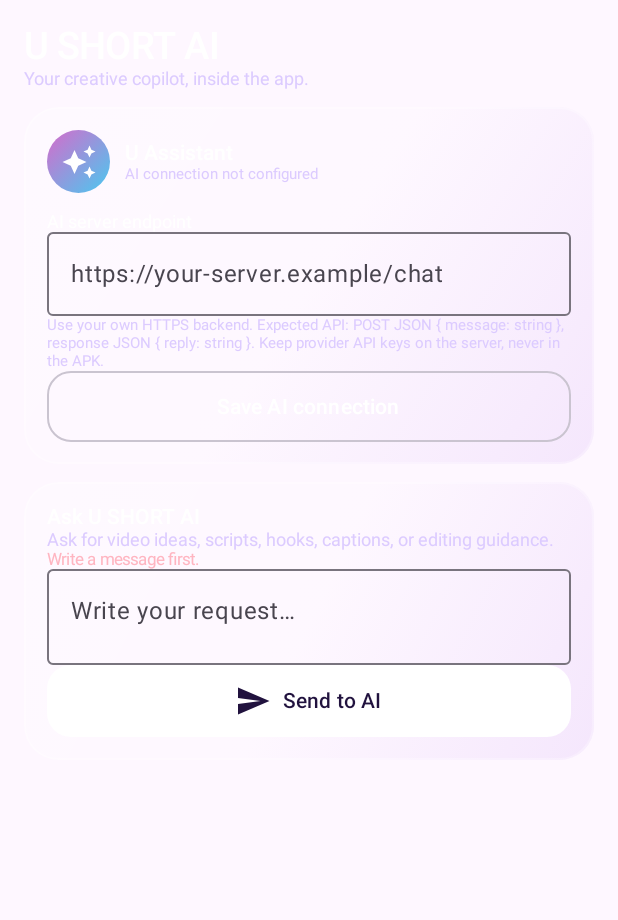
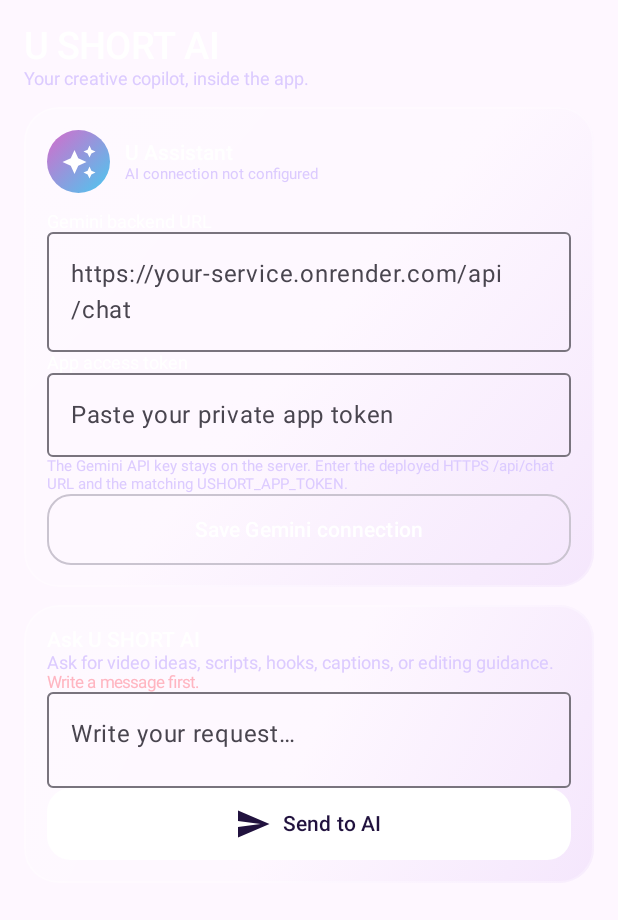
Before and after one commit to hb986/U-Short-, an Android app built with Jetpack Compose: the composable AssistantScreen shown on its own in the app's theme, after a tap on "Send to AI", on a phone screen of 412 x 824 dp. Shown: the top 920 px of the screen. Run offline under Robolectric (Android 15) with nearby library versions, the phone set to English and light mode, and no system bars; 1 other tap on this screen came first.

Commit message:
Connect in-app assistant to authenticated Gemini backend

```diff
--- a/app/src/main/java/com/ushort/app/MainActivity.kt
+++ b/app/src/main/java/com/ushort/app/MainActivity.kt
@@ -153,6 +153,7 @@ private enum class Tab(val title:String) { HOME("Home"), CREATE("Create"), AUTO(
  val context= LocalContext.current
  val prefs=context.getSharedPreferences("ushort_settings",Context.MODE_PRIVATE)
  var endpoint by remember { mutableStateOf(prefs.getString("ai_endpoint","") ?: "") }
+ var accessToken by remember { mutableStateOf(prefs.getString("ai_access_token","") ?: "") }
  var message by remember { mutableStateOf("") }
  var reply by remember { mutableStateOf("") }
  var busy by remember { mutableStateOf(false) }
@@ -172,10 +173,12 @@ private enum class Tab(val title:String) { HOME("Home"), CREATE("Create"), AUTO(
     }
    }
    Spacer(Modifier.height(12.dp))
-   Text("AI server endpoint",color=Color.White,fontSize=12.sp)
-   OutlinedTextField(endpoint,{endpoint=it},modifier=Modifier.fillMaxWidth(),singleLine=true,placeholder={Text("https://your-server.example/chat")})
-   Text("Use your own HTTPS backend. Expected API: POST JSON { message: string }, response JSON { reply: string }. Keep provider API keys on the server, never in the APK.",color=lilac,fontSize=10.sp)
-   Action("Save AI connection",{ prefs.edit().putString("ai_endpoint",endpoint.trim()).apply(); error="AI endpoint saved on this device." },false)
+   Text("Gemini backend URL",color=Color.White,fontSize=12.sp)
+   OutlinedTextField(endpoint,{endpoint=it},modifier=Modifier.fillMaxWidth(),singleLine=true,placeholder={Text("https://your-service.onrender.com/api/chat")})
+   Text("App access token",color=Color.White,fontSize=12.sp)
+   OutlinedTextField(accessToken,{accessToken=it},modifier=Modifier.fillMaxWidth(),singleLine=true,placeholder={Text("Paste your private app token")})
+   Text("The Gemini API key stays on the server. Enter the deployed HTTPS /api/chat URL and the matching USHORT_APP_TOKEN.",color=lilac,fontSize=10.sp)
+   Action("Save Gemini connection",{ prefs.edit().putString("ai_endpoint",endpoint.trim()).putString("ai_access_token",accessToken.trim()).apply(); error="Gemini connection settings saved on this device." },false)
   }
   Panel {
    Text("Ask U SHORT AI",color=Color.White,fontWeight=FontWeight.SemiBold)
@@ -189,12 +192,14 @@ private enum class Tab(val title:String) { HOME("Home"), CREATE("Create"), AUTO(
     onClick={
      val prompt=message.trim()
      val url=endpoint.trim()
+     val token=accessToken.trim()
      if(prompt.isEmpty()) error="Write a message first."
-     else if(url.isEmpty()) error="Add and save your AI backend endpoint first."
+     else if(url.isEmpty()) error="Add and save your Gemini backend URL first."
+     else if(token.isEmpty()) error="Enter the app access token from your backend settings."
      else {
       busy=true; error=""; reply=""
       scope.launch {
-       val result=withContext(Dispatchers.IO) { requestAssistant(url,prompt) }
+       val result=withContext(Dispatchers.IO) { requestAssistant(url,token,prompt) }
        result.fold(
         onSuccess={reply=it; message=""},
         onFailure={error=it.message ?: "AI request failed. Check the endpoint and try again."}
@@ -215,7 +220,7 @@ private enum class Tab(val title:String) { HOME("Home"), CREATE("Create"), AUTO(
  }
 }
 
-private fun requestAssistant(endpoint:String,prompt:String):Result<String> = runCatching {
+private fun requestAssistant(endpoint:String,token:String,prompt:String):Result<String> = runCatching {
  val connection= URL(endpoint).openConnection() as HttpURLConnection
  try {
   connection.requestMethod="POST"
@@ -224,6 +229,7 @@ private fun requestAssistant(endpoint:String,prompt:String):Result<String> = run
   connection.doOutput=true
   connection.setRequestProperty("Content-Type","application/json; charset=utf-8")
   connection.setRequestProperty("Accept","application/json")
+  connection.setRequestProperty("Authorization","Bearer $token")
   val body=JSONObject().put("message",prompt).toString()
   connection.outputStream.use { it.write(body.toByteArray(Charsets.UTF_8)) }
   val code=connection.responseCode
```
